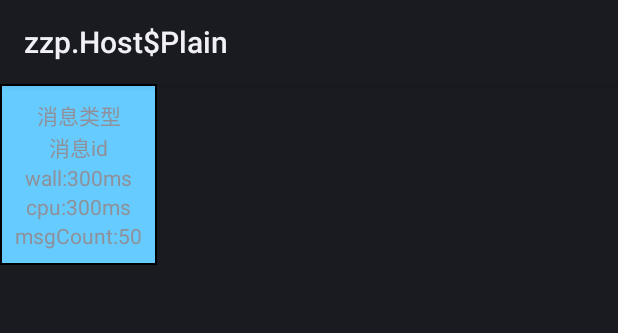
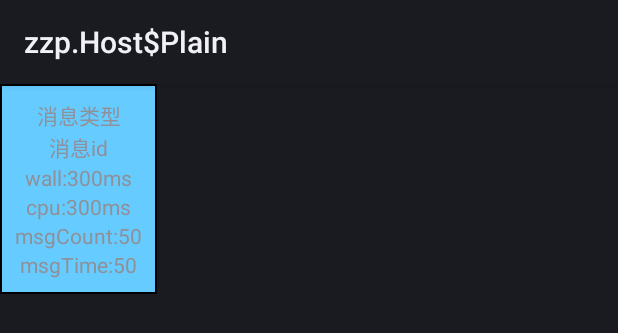
Before and after one commit to yoyoyr/AnrTools, an Android app: the layout item_analyze_message_dispatch.xml on its own in the app's theme, with its tools: preview values and no code run, on a phone screen of 412 x 824 dp. Shown: the top 333 px of the screen. Run offline under Robolectric (Android 15) with nearby library versions, the phone set to English and light mode, and no system bars.

Commit message:
【Feature】代码整理

```diff
--- a/app/src/main/java/com/tools/anrtools/MainActivity.kt
+++ b/app/src/main/java/com/tools/anrtools/MainActivity.kt
@@ -36,6 +36,8 @@ class MainActivity : AppCompatActivity() {
                     LoggerUtils.LOGV("send message...")
                 })
             }
+
+
         }
 
         findViewById<Button>(R.id.saveMsg).setOnClickListener {
@@ -47,4 +49,5 @@ class MainActivity : AppCompatActivity() {
             clickTime = SystemClock.elapsedRealtime()
         }
     }
+
 }
--- a/app/src/main/res/layout/activity_main.xml
+++ b/app/src/main/res/layout/activity_main.xml
@@ -12,7 +12,7 @@
         android:layout_height="44dp"
         android:gravity="center"
         android:textSize="@dimen/sp_18"
-        android:text="历史耗时消息导致anr" />
+        android:text="历史耗时消息" />
 
     <Button
         android:id="@+id/manyAnr"
@@ -20,7 +20,7 @@
         android:layout_height="44dp"
         android:gravity="center"
         android:textSize="@dimen/sp_18"
-        android:text="发送很多消息导致anr" />
+        android:text="发送很多消息" />
 
     <Button
         android:id="@+id/saveMsg"
--- a/library_anrtools/src/main/java/com/anr/tools/Const.kt
+++ b/library_anrtools/src/main/java/com/anr/tools/Const.kt
@@ -21,6 +21,9 @@ const val anrTime: Long = 3000
  */
 const val maxSize = 20
 
+//保存5分钟前的消息
+const val MESSAGE_CACHE_TIME = 1 * 30 * 1000L
+
 //任务执行器
 val IO_EXECUTOR = Executors.newFixedThreadPool(3)
 
--- a/library_anrtools/src/main/java/com/anr/tools/bean/MessageListBean.kt
+++ b/library_anrtools/src/main/java/com/anr/tools/bean/MessageListBean.kt
@@ -35,7 +35,7 @@ class MessageListBean : Serializable {
     /**
      * 消息被创建的时间
      */
-    var messageCreateTime = SystemClock.elapsedRealtime()
+    var messageCreateTime = ""
 
     override fun toString(): String {
         return "\nMessageListBean{\n" +
--- a/library_anrtools/src/main/java/com/anr/tools/ui/analyze/AnalyzeMessageQueueDispatchViewHolder.kt
+++ b/library_anrtools/src/main/java/com/anr/tools/ui/analyze/AnalyzeMessageQueueDispatchViewHolder.kt
@@ -14,6 +14,7 @@ class AnalyzeMessageQueueDispatchViewHolder(itemView: View) :
     private val tvCpuTime: TextView = itemView.findViewById(R.id.tvCpuTime)
     private val tvMsgCount: TextView = itemView.findViewById(R.id.tvMsgCount)
     private val tvMsgId: TextView = itemView.findViewById(R.id.tvMsgId)
+    private val tvMsgTime: TextView = itemView.findViewById(R.id.tvMsgTime)
     fun parse(messageInfo: MessageListBean) {
         itemView.setBackgroundResource(getItemBg(messageInfo))
 
@@ -26,6 +27,7 @@ class AnalyzeMessageQueueDispatchViewHolder(itemView: View) :
         tvWallTime.text = "总耗时: " + messageInfo.wallTime
         tvCpuTime.text = "cpu耗时: " + messageInfo.cpuTime
         tvMsgCount.text = "消息个数: " + messageInfo.count
+        tvMsgTime.text = "消息创建时间: " + messageInfo.messageCreateTime
     }
 
     private fun getItemBg(messageInfo: MessageListBean): Int {
--- a/library_anrtools/src/main/res/layout/item_analyze_message_dispatch.xml
+++ b/library_anrtools/src/main/res/layout/item_analyze_message_dispatch.xml
@@ -51,5 +51,13 @@
         app:layout_constraintEnd_toEndOf="parent"
         app:layout_constraintStart_toStartOf="parent"
         android:text="msgCount:50"/>
+    <TextView
+        android:id="@+id/tvMsgTime"
+        android:layout_width="wrap_content"
+        android:layout_height="wrap_content"
+        app:layout_constraintTop_toBottomOf="@+id/tvMsgCount"
+        app:layout_constraintEnd_toEndOf="parent"
+        app:layout_constraintStart_toStartOf="parent"
+        android:text="msgTime:50"/>
 
 </androidx.constraintlayout.widget.ConstraintLayout>
```
Also changed, not shown: library_anrtools/src/main/java/com/anr/tools/MainLooperMonitor.kt (+3 -6 lines), library_anrtools/src/main/java/com/anr/tools/MessageCache.kt (+7 -9 lines), library_anrtools/src/main/java/com/anr/tools/MessageLruCache.kt (+6 -16 lines).
